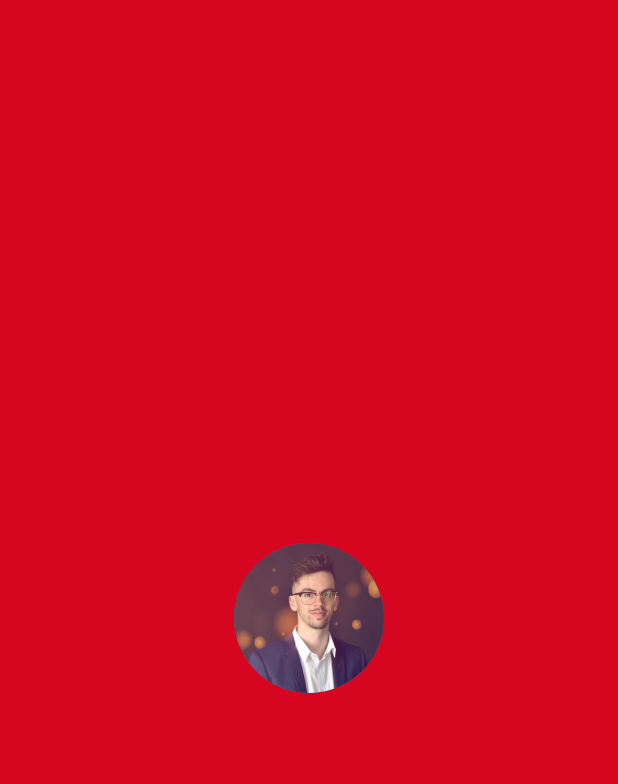
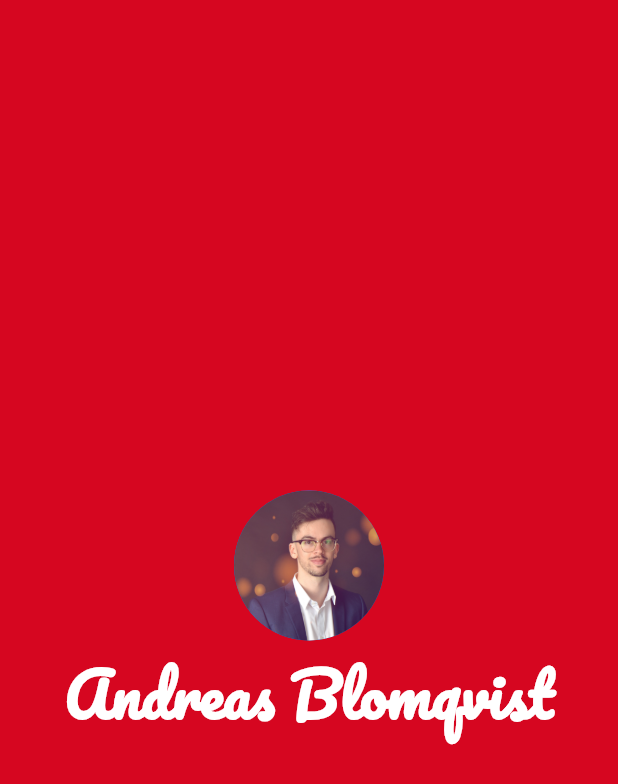
Before and after one commit to blomqvistandreas/MiCard, a Flutter app: the screen it shows after launch, on a phone screen of 412 x 824 dp. Shown: the top 784 px of the screen. Run offline on Flutter 3.47's test engine with Material 2 defaults, Android fonts, the phone set to English and light mode, and no system bars.

Commit message:
Custom font

```diff
--- a/lib/main.dart
+++ b/lib/main.dart
@@ -25,6 +25,14 @@ class MyApp extends StatelessWidget {
                     radius: 50,
                     backgroundImage: AssetImage('images/me.jpg'),
                   ),
+                  Text(
+                    'Andreas Blomqvist',
+                    style: TextStyle(
+                        fontFamily: 'Pacifico',
+                        fontSize: 40.0,
+                        color: Colors.white,
+                        fontWeight: FontWeight.bold),
+                  ),
                 ],
               ),
             ),
--- a/pubspec.yaml
+++ b/pubspec.yaml
@@ -30,3 +30,8 @@ flutter:
 
   assets:
     - images/me.jpg
+
+  fonts:
+    - family: Pacifico
+      fonts:
+        - asset: fonts/Pacifico-Regular.ttf
```
Also changed, not shown: fonts/Pacifico-Regular.ttf (added), 15 other files.
